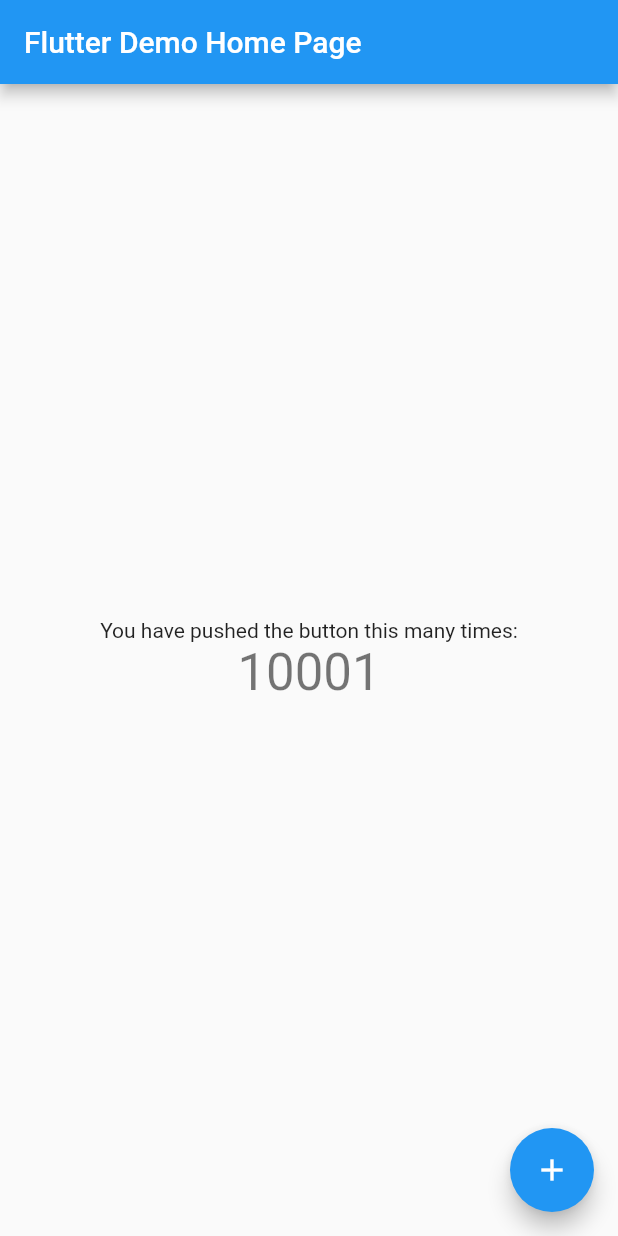
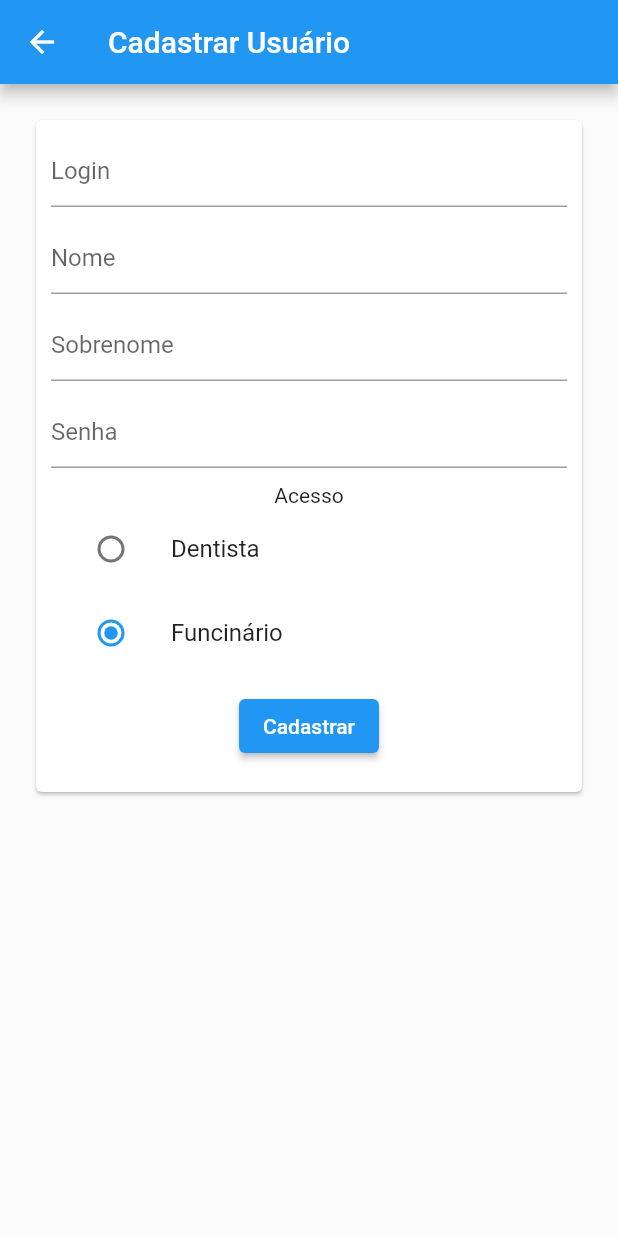
Before and after one commit to danieelsan1y/controle_de_ponto_mobile, a Flutter app: the screen it shows after launch, after a tap on the "add" icon, on a phone screen of 412 x 824 dp. Run offline on Flutter 3.47's test engine with Material 2 defaults, Android fonts, the phone set to English and light mode, and no system bars; missing offline and left inert: dart:ffi; network calls fail.

Commit message:
criacao do read e do update

```diff
--- /dev/null
+++ b/lib/adddatawidget.dart
@@ -0,0 +1,190 @@
+import 'package:flutter/material.dart';
+import 'models/person.dart';
+import 'services/api_service.dart';
+
+class AddDataWidget extends StatefulWidget {
+  AddDataWidget();
+
+  @override
+  _AddDataWidgetState createState() => _AddDataWidgetState();
+}
+
+class _AddDataWidgetState extends State<AddDataWidget> {
+  _AddDataWidgetState();
+
+  final ApiService api = ApiService();
+  final _addFormKey = GlobalKey<FormState>();
+  String status = 'FUNCIONARIO';
+  AcessPerson _status = AcessPerson.FUNCIONARIO;
+  final _nameController = TextEditingController();
+  final _loginController = TextEditingController();
+  final _lastNameController = TextEditingController();
+  final _passwordController = TextEditingController();
+
+  @override
+  Widget build(BuildContext context) {
+    return Scaffold(
+      appBar: AppBar(
+        title: Text('Cadastrar Usuário'),
+      ),
+      body: Form(
+        key: _addFormKey,
+        child: SingleChildScrollView(
+          child: Container(
+            padding: EdgeInsets.all(20.0),
+            child: Card(
+                child: Container(
+                    padding: EdgeInsets.all(10.0),
+                    width: 440,
+                    child: Column(
+                      children: <Widget>[
+                        Container(
+                          margin: EdgeInsets.fromLTRB(0, 0, 0, 10),
+                          child: Column(
+                            children: <Widget>[
+                              TextFormField(
+                                controller: _loginController,
+                                decoration: const InputDecoration(
+                                  hintText: 'Login',
+                                ),
+                                keyboardType: TextInputType.number,
+                                validator: (value) {
+                                  if (value!.isEmpty) {
+                                    return 'Please enter age';
+                                  }
+                                  return null;
+                                },
+                                onChanged: (value) {},
+                              ),
+                            ],
+                          ),
+                        ),
+                        Container(
+                          margin: EdgeInsets.fromLTRB(0, 0, 0, 10),
+                          child: Column(
+                            children: <Widget>[
+                              TextFormField(
+                                controller: _nameController,
+                                decoration: const InputDecoration(
+                                  hintText: 'Nome',
+                                ),
+                                validator: (value) {
+                                  if (value!.isEmpty) {
+                                    return 'Please enter name';
+                                  }
+                                  return null;
+                                },
+                                onChanged: (value) {},
+                              ),
+                            ],
+                          ),
+                        ),
+                        Container(
+                          margin: EdgeInsets.fromLTRB(0, 0, 0, 10),
+                          child: Column(
+                            children: <Widget>[
+                              TextFormField(
+                                controller: _lastNameController,
+                                decoration: const InputDecoration(
+                                  hintText: 'Sobrenome',
+                                ),
+                                validator: (value) {
+                                  if (value!.isEmpty) {
+                                    return 'Please enter lastname';
+                                  }
+                                  return null;
+                                },
+                                onChanged: (value) {},
+                              ),
+                            ],
+                          ),
+                        ),
+                        Container(
+                          margin: EdgeInsets.fromLTRB(0, 0, 0, 10),
+                          child: Column(
+                            children: <Widget>[
+                              TextFormField(
+                                controller: _passwordController,
+                                obscureText: true,
+                                decoration: const InputDecoration(
+                                  hintText: 'Senha',
+                                ),
+                                validator: (value) {
+                                  if (value!.isEmpty) {
+                                    return 'Please enter a password';
+                                  }
+                                  return null;
+                                },
+                                onChanged: (value) {},
+                              ),
+                            ],
+                          ),
+                        ),
+                        Container(
+                          margin: EdgeInsets.fromLTRB(0, 0, 0, 10),
+                          child: Column(
+                            children: <Widget>[
+                              Text('Acesso'),
+                              ListTile(
+                                title: const Text('Dentista'),
+                                leading: Radio(
+                                  value: AcessPerson.DENTISTA,
+                                  groupValue: _status,
+                                  onChanged: (AcessPerson? value) {
+                                    setState(() {
+                                      _status = value!;
+                                      status = 'DENTISTA';
+                                    });
+                                  },
+                                ),
+                              ),
+                              ListTile(
+                                title: const Text('Funcinário'),
+                                leading: Radio(
+                                  value: AcessPerson.FUNCIONARIO,
+                                  groupValue: _status,
+                                  onChanged: (AcessPerson? value) {
+                                    setState(() {
+                                      _status = value!;
+                                      status = 'FUNCIONARIO';
+                                    });
+                                  },
+                                ),
+                              ),
+                            ],
+                          ),
+                        ),
+                        Container(
+                          margin: EdgeInsets.fromLTRB(0, 0, 0, 10),
+                          child: Column(
+                            children: <Widget>[
+                              ElevatedButton(
+                                onPressed: () {
+                                  if (_addFormKey.currentState!.validate()) {
+                                    _addFormKey.currentState!.save();
+                                    api.createPerson(Person(
+                                        name: _nameController.text,
+                                        login: _loginController.text,
+                                        lastname: _lastNameController.text,
+                                        acess: status,
+                                        password: _passwordController.text,
+                                        status: '',
+                                        id: ''));
+
+                                    Navigator.pop(context);
+                                  }
+                                },
+                                child: Text('Cadastrar',
+                                    style: TextStyle(color: Colors.white)),
+                              )
+                            ],
+                          ),
+                        ),
+                      ],
+                    ))),
+          ),
+        ),
+      ),
+    );
+  }
+}
--- a/lib/main.dart
+++ b/lib/main.dart
@@ -1,115 +1,107 @@
 import 'package:flutter/material.dart';
+import 'dart:async';
+import 'adddatawidget.dart';
+import 'caseslist.dart';
+import 'models/person.dart';
+import 'services/api_service.dart';
 
 void main() {
-  runApp(const MyApp());
+  runApp(MyApp());
 }
 
 class MyApp extends StatelessWidget {
-  const MyApp({super.key});
-
-  // This widget is the root of your application.
   @override
   Widget build(BuildContext context) {
     return MaterialApp(
-      title: 'Flutter Demo',
+      title: 'Lista de usuários',
       theme: ThemeData(
-        // This is the theme of your application.
-        //
-        // Try running your application with "flutter run". You'll see the
-        // application has a blue toolbar. Then, without quitting the app, try
-        // changing the primarySwatch below to Colors.green and then invoke
-        // "hot reload" (press "r" in the console where you ran "flutter run",
-        // or simply save your changes to "hot reload" in a Flutter IDE).
-        // Notice that the counter didn't reset back to zero; the application
-        // is not restarted.
         primarySwatch: Colors.blue,
+        visualDensity: VisualDensity.adaptivePlatformDensity,
       ),
-      home: const MyHomePage(title: 'Flutter Demo Home Page'),
+      home: MyHomePage(title: 'Lista de Usuários'),
     );
   }
 }
 
 class MyHomePage extends StatefulWidget {
-  const MyHomePage({super.key, required this.title});
-
-  // This widget is the home page of your application. It is stateful, meaning
-  // that it has a State object (defined below) that contains fields that affect
-  // how it looks.
-
-  // This class is the configuration for the state. It holds the values (in this
-  // case the title) provided by the parent (in this case the App widget) and
-  // used by the build method of the State. Fields in a Widget subclass are
-  // always marked "final".
-
+  MyHomePage({super.key, required this.title});
   final String title;
 
   @override
-  State<MyHomePage> createState() => _MyHomePageState();
+  _MyHomePageState createState() => _MyHomePageState();
 }
 
 class _MyHomePageState extends State<MyHomePage> {
-  int _counter = 10000;
+  final ApiService api = ApiService();
+  List<Person> casesList = [];
 
-  void _incrementCounter() {
+  @override
+  Widget build(BuildContext context) {
+    return Scaffold(
+      appBar: AppBar(
+        title: Text(widget.title),
+      ),
+      body: RefreshIndicator(
+        onRefresh: _getData,
+        child: Container(
+          child: Center(
+              child: FutureBuilder<List<Person>>(
+            future: loadList(),
+            builder: (context, AsyncSnapshot<List<Person>> snapshot) {
+              if (!snapshot.hasData) {
+                return Center(
+                  child: CircularProgressIndicator(),
+                );
+              }
+              print("feature builder");
+              print(snapshot.connectionState);
+              return casesList.length > 0
+                  ? CasesList(cases: casesList)
+                  : Center(
+                      child: Text('No data found, tap plus button to add!',
+                          style: Theme.of(context).textTheme.headline6));
+            },
+          )),
+        ),
+      ),
+      floatingActionButton: FloatingActionButton(
+        onPressed: () {
+          _navigateToAddScreen(context);
+        },
+        tooltip: 'Increment',
+        child: Icon(Icons.add),
+      ), // This trailing comma makes auto-formatting nicer for build methods.
+    );
+  }
+
+  Future<List<Person>> loadList() async {
+    print("load list");
+    Future<List<Person>> futureCases = api.getPerson();
+    futureCases.then((casesList) {
+      print("setState");
+      //setState(() {
+      this.casesList = casesList;
+      //});
+    });
+    return futureCases;
+  }
+
+  Future<void> _getData() async {
     setState(() {
-      // This call to setState tells the Flutter framework that something has
-      // changed in this State, which causes it to rerun the build method below
-      // so that the display can reflect the updated values. If we changed
-      // _counter without calling setState(), then the build method would not be
-      // called again, and so nothing would appear to happen.
-      _counter++;
+      loadList();
     });
   }
 
   @override
-  Widget build(BuildContext context) {
-    // This method is rerun every time setState is called, for instance as done
-    // by the _incrementCounter method above.
-    //
-    // The Flutter framework has been optimized to make rerunning build methods
-    // fast, so that you can just rebuild anything that needs updating rather
-    // than having to individually change instances of widgets.
-    return Scaffold(
-      appBar: AppBar(
-        // Here we take the value from the MyHomePage object that was created by
-        // the App.build method, and use it to set our appbar title.
-        title: Text(widget.title),
-      ),
-      body: Center(
-        // Center is a layout widget. It takes a single child and positions it
-        // in the middle of the parent.
-        child: Column(
-          // Column is also a layout widget. It takes a list of children and
-          // arranges them vertically. By default, it sizes itself to fit its
-          // children horizontally, and tries to be as tall as its parent.
-          //
-          // Invoke "debug painting" (press "p" in the console, choose the
-          // "Toggle Debug Paint" action from the Flutter Inspector in Android
-          // Studio, or the "Toggle Debug Paint" command in Visual Studio Code)
-          // to see the wireframe for each widget.
-          //
-          // Column has various properties to control how it sizes itself and
-          // how it positions its children. Here we use mainAxisAlignment to
-          // center the children vertically; the main axis here is the vertical
-          // axis because Columns are vertical (the cross axis would be
-          // horizontal).
-          mainAxisAlignment: MainAxisAlignment.center,
-          children: <Widget>[
-            const Text(
-              'You have pushed the button this many times:',
-            ),
-            Text(
-              '$_counter',
-              style: Theme.of(context).textTheme.headline4,
-            ),
-          ],
-        ),
-      ),
-      floatingActionButton: FloatingActionButton(
-        onPressed: _incrementCounter,
-        tooltip: 'Increment',
-        child: const Icon(Icons.add),
-      ), // This trailing comma makes auto-formatting nicer for build methods.
+  void initState() {
+    super.initState();
+    loadList();
+  }
+
+  _navigateToAddScreen(BuildContext context) async {
+    final result = await Navigator.push(
+      context,
+      MaterialPageRoute(builder: (context) => AddDataWidget()),
     );
   }
 }
--- /dev/null
+++ b/lib/models/person.dart
@@ -0,0 +1,56 @@
+// ignore_for_file: constant_identifier_names
+
+class Person {
+  final String id;
+  final String login;
+  final String name;
+  final String lastname;
+  final String acess;
+  final String status;
+  final String password;
+
+  Person(
+      {required this.id,
+      required this.login,
+      required this.name,
+      required this.lastname,
+      required this.acess,
+      required this.status,
+      required this.password});
+
+  factory Person.fromJson(Map<String, dynamic> json) {
+    return Person(
+        id: (json['id'] as int).toString(),
+        login: json['login'] as String,
+        name: json['name'] as String,
+        lastname: json['lastname'] as String,
+        acess: json['access'] as String,
+        status: json['status'] as String,
+        password: '');
+  }
+
+  @override
+  String toString() {
+    return 'Trans{id: $id, name: $name, login: $login}';
+  }
+}
+
+enum AcessPerson {
+  DENTISTA,
+  FUNCIONARIO;
+}
+
+enum StatusPerson {
+  ATIVO,
+  INATIVO;
+}
+
+AcessPerson toAcessPerson(String value) {
+  return AcessPerson.values.firstWhere((element) =>
+      element.toString().split('.')[1].toUpperCase() == value.toUpperCase());
+}
+
+StatusPerson toStatusPerson(String value) {
+  return StatusPerson.values.firstWhere((element) =>
+      element.toString().split('.')[1].toUpperCase() == value.toUpperCase());
+}
--- /dev/null
+++ b/lib/services/api_service.dart
@@ -0,0 +1,92 @@
+import 'dart:convert';
+import 'dart:ffi';
+
+import 'package:http/http.dart';
+
+import '../models/person.dart';
+
+class ApiService {
+  final String apiUrl = "http://192.168.100.30:8080/person";
+
+  Future<List<Person>> getPerson() async {
+    Response res = await get(apiUrl);
+
+    if (res.statusCode == 200) {
+      List<dynamic> body = jsonDecode(res.body);
+      List<Person> persons =
+          body.map((dynamic item) => Person.fromJson(item)).toList();
+      return persons;
+    } else if (res.statusCode == 404) {
+      return <Person>[];
+    } else {
+      throw "Failed to load persons list";
+    }
+  }
+
+  Future<Person> getPersonById(String id) async {
+    final response = await get('$apiUrl/$id');
+
+    if (response.statusCode == 200) {
+      print("GetpersonByID:" + id);
+      return Person.fromJson(json.decode(response.body));
+    } else {
+      throw Exception('Failed to load a person');
+    }
+  }
+
+  Future<Person> createPerson(Person person) async {
+    Map data = {
+      'name': person.name,
+      'login': person.login,
+      'lastname': person.lastname,
+      'access': person.acess,
+      'password': person.password
+    };
+
+    final Response response = await post(
+      apiUrl,
+      headers: <String, String>{
+        'Content-Type': 'application/json; charset=UTF-8',
+      },
+      body: jsonEncode(data),
+    );
+    if (response.statusCode == 200) {
+      return Person.fromJson(json.decode(response.body));
+    } else {
+      throw Exception('Failed to post persons');
+    }
+  }
+
+  Future<Person> updatePerson(String id, Person person) async {
+    Map data = {
+      'name': person.name,
+      'login': person.login,
+      'lastname': person.lastname,
+      'access': person.acess,
+      'status': person.status,
+    };
+
+    final Response response = await put(
+      '$apiUrl/$id',
+      headers: <String, String>{
+        'Content-Type': 'application/json; charset=UTF-8',
+      },
+      body: jsonEncode(data),
+    );
+    if (response.statusCode == 200) {
+      return Person.fromJson(json.decode(response.body));
+    } else {
+      throw Exception('Failed to update a person');
+    }
+  }
+
+  Future<void> deletePerson(String id) async {
+    Response res = await delete('$apiUrl/$id');
+
+    if (res.statusCode == 200) {
+      print("Person deleted");
+    } else {
+      throw "Failed to delete a person.";
+    }
+  }
+}
--- a/pubspec.yaml
+++ b/pubspec.yaml
@@ -1,4 +1,4 @@
-name: controle_de_ponto_mobile
+name: flutter_crud_restapi_example_master_androidx
 description: A new Flutter project.
 
 # The following line prevents the package from being accidentally published to
```
Also changed, not shown: lib/caseslist.dart (added, +23 -0 lines), 19 other files.
